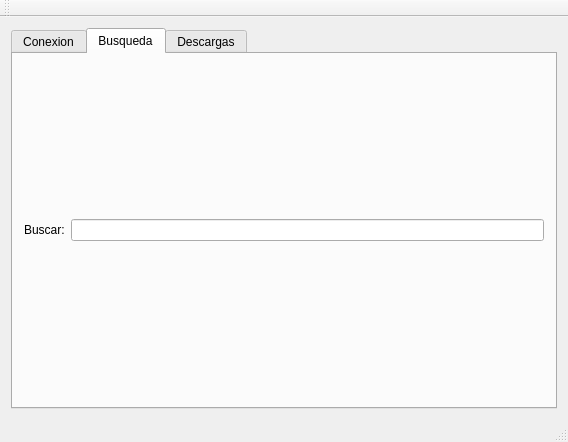
Before: the Qt Designer form mainwindow.ui in Nsm/lares, drawn with Qt 5.
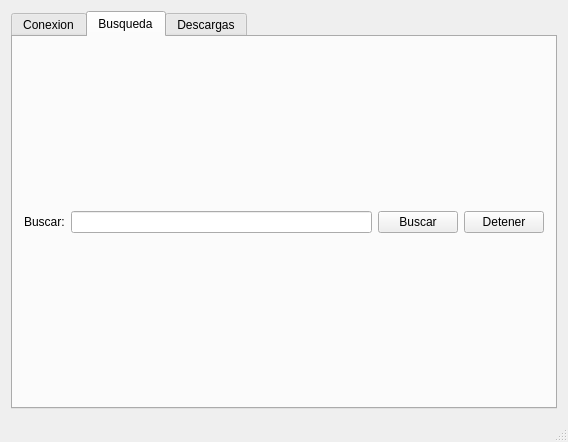
After: the same form once the commit is applied.

Commit message: Ahora es posible detener las busquedas

```diff
--- a/mainwindow.ui
+++ b/mainwindow.ui
@@ -57,6 +57,20 @@
             <item>
              <widget class="QLineEdit" name="leSearch"/>
             </item>
+            <item>
+             <widget class="QPushButton" name="pbSearch">
+              <property name="text">
+               <string>Buscar</string>
+              </property>
+             </widget>
+            </item>
+            <item>
+             <widget class="QPushButton" name="pbStopSearch">
+              <property name="text">
+               <string>Detener</string>
+              </property>
+             </widget>
+            </item>
            </layout>
           </item>
          </layout>
@@ -83,14 +97,6 @@
     </rect>
    </property>
   </widget>
-  <widget class="QToolBar" name="mainToolBar">
-   <attribute name="toolBarArea">
-    <enum>TopToolBarArea</enum>
-   </attribute>
-   <attribute name="toolBarBreak">
-    <bool>false</bool>
-   </attribute>
-  </widget>
   <widget class="QStatusBar" name="statusBar"/>
  </widget>
  <layoutdefault spacing="6" margin="11"/>
```
Left out of the diff: 21 changed lines with no effect on the pictures. The commit also changes 3 other files.
